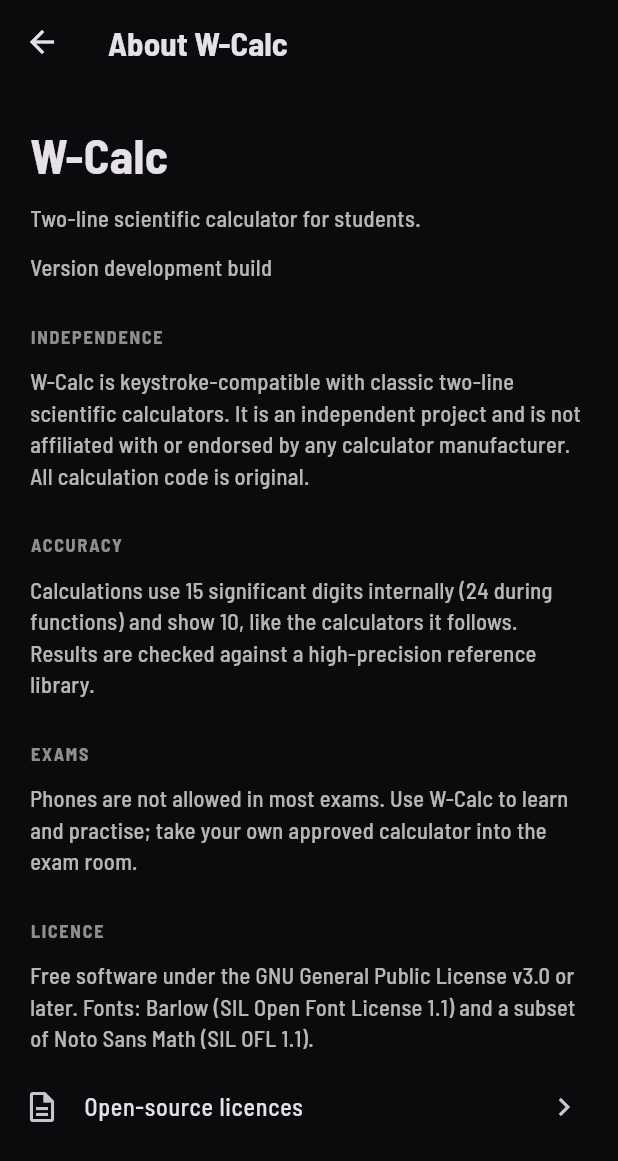
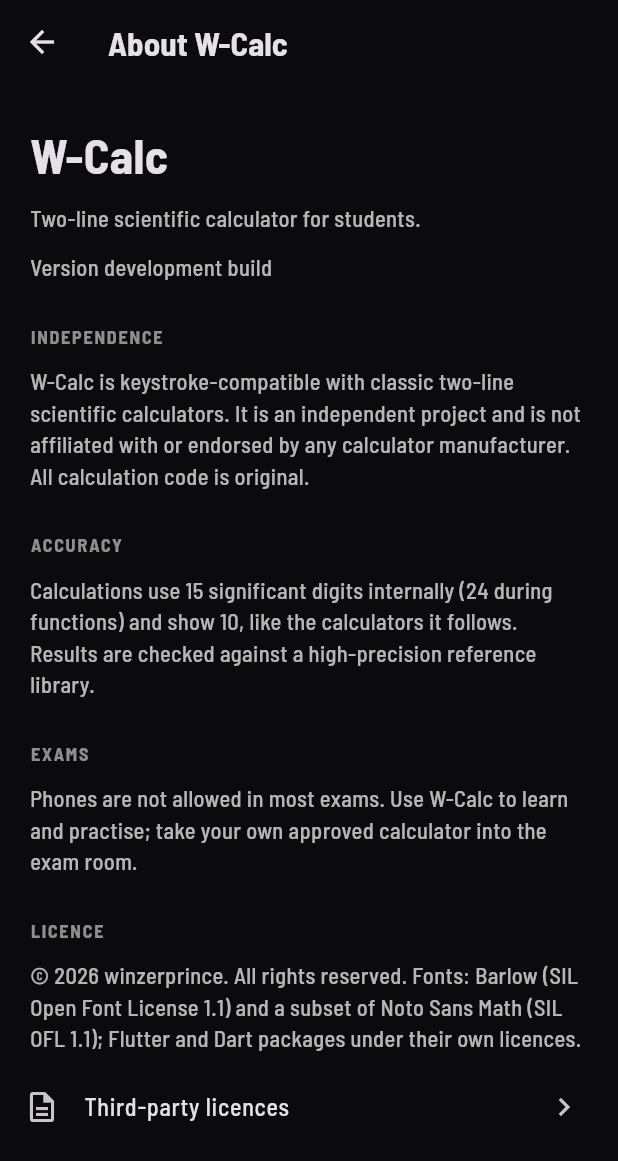
Before and after one commit to winzerprince/w-calc, a Flutter app: the AboutPage screen opened directly, on a phone screen of 412 x 824 dp. Shown: the top 1161 px of the screen. Run offline on Flutter 3.47's test engine with Material 3 defaults, Android fonts, the phone set to English and light mode, and no system bars; our stand-ins replace shared_preferences, web; missing offline and left inert: dart:js_interop; accounts and stored records are empty.

Commit message:
chore: switch to a proprietary licence (#76)
Owner decision: repository private, licence proprietary (all rights reserved).
- LICENSE replaced; engine package points to it; README, About page (text + licence page legalese), PLAN, CLAUDE.md, THIRD_PARTY_NOTICES, CHANGELOG updated.
- All dependencies are permissive (BSD/MIT/OFL) and allow closed-source use; OFL font notices stay bundled.
- Versions ≤ v0.4.0-beta remain GPL for existing recipients (noted in LICENSE).

Co-authored-by: Claude Opus 5.5 <noreply@anthropic.com>

```diff
--- a/lib/ui/pages/about_page.dart
+++ b/lib/ui/pages/about_page.dart
@@ -39,18 +39,19 @@ class AboutPage extends StatelessWidget {
         ),
         const PageSection('Licence'),
         const PageText(
-          'Free software under the GNU General Public License v3.0 or later. '
-          'Fonts: Barlow (SIL Open Font License 1.1) and a subset of Noto Sans Math (SIL OFL 1.1).',
+          '© 2026 winzerprince. All rights reserved. '
+          'Fonts: Barlow (SIL Open Font License 1.1) and a subset of Noto Sans Math (SIL OFL 1.1); '
+          'Flutter and Dart packages under their own licences.',
         ),
         ListTile(
           leading: const Icon(Icons.description_outlined),
-          title: const Text('Open-source licences'),
+          title: const Text('Third-party licences'),
           trailing: const Icon(Icons.chevron_right),
           onTap: () => showLicensePage(
             context: context,
             applicationName: 'W-Calc',
             applicationVersion: appVersion,
-            applicationLegalese: '© W-Calc contributors · GPL-3.0-or-later',
+            applicationLegalese: '© 2026 winzerprince. All rights reserved.',
           ),
         ),
       ],
```
Also changed, not shown: 7 other files.
